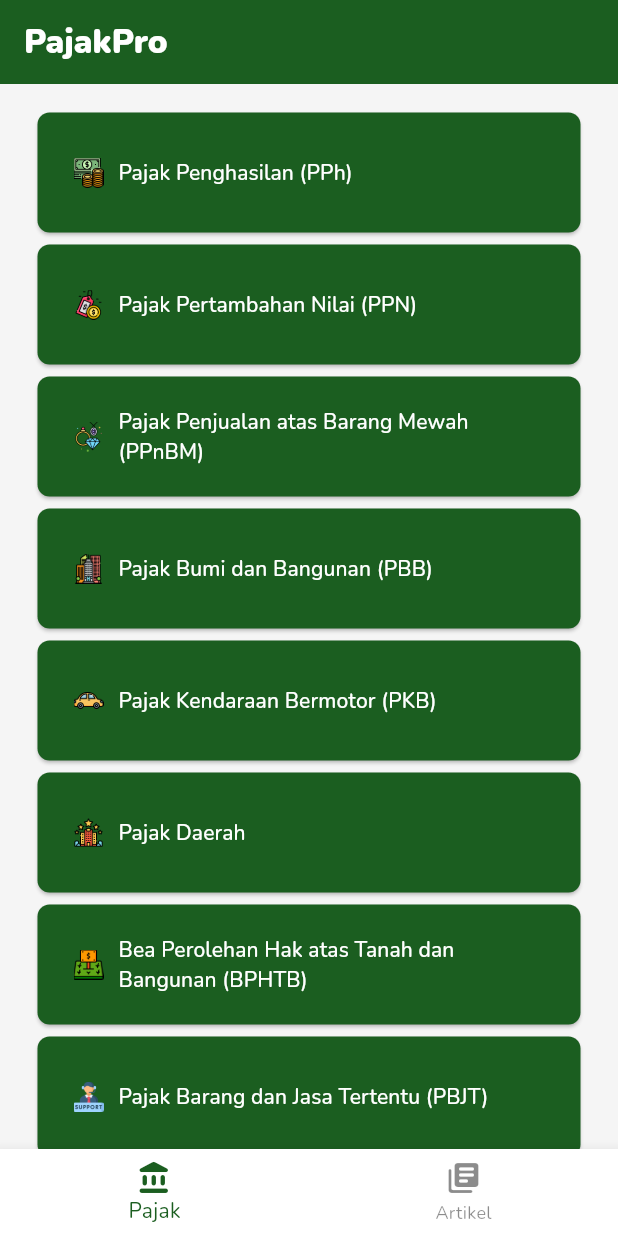
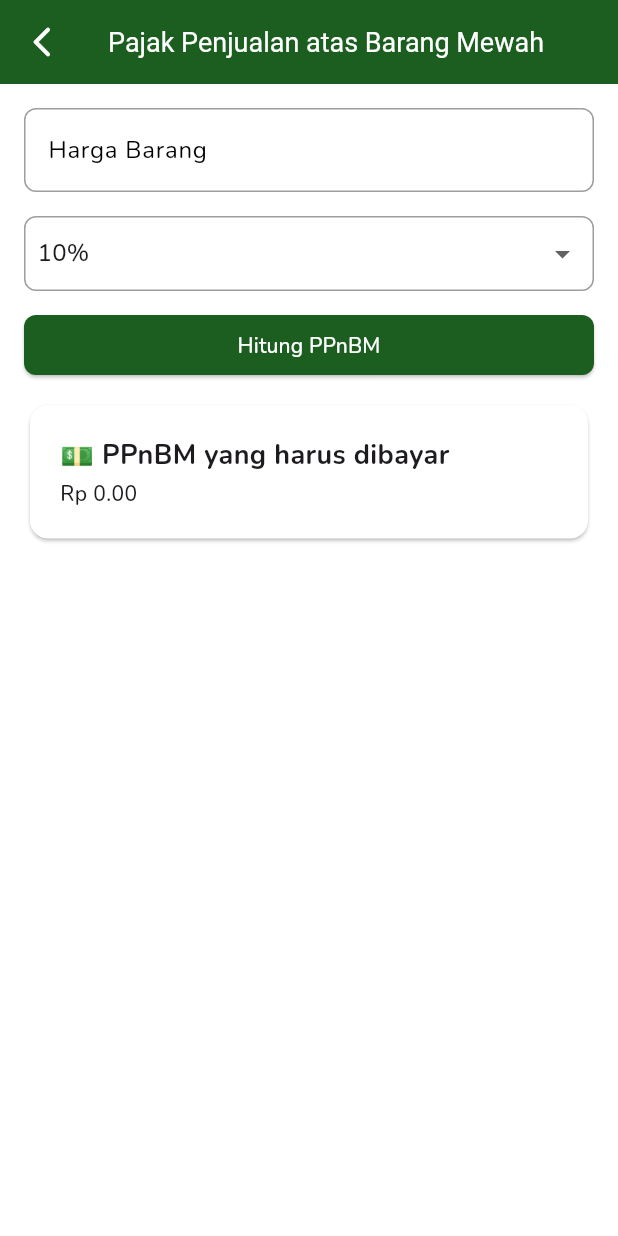
Before and after one commit to muuri19/PajakPro, a Flutter app: the screen it shows after launch, after a tap on "Pajak Penjualan atas Barang Mewah (PPnBM", on a phone screen of 412 x 824 dp. Run offline on Flutter 3.47's test engine with Material 3 defaults, Android fonts, the phone set to English and light mode, and no system bars; our stand-ins replace cached_network_image, google_fonts, loading_animation_widget; network calls fail.

Commit message:
add feature: Pajak Penjualan atas Barang Mewah (PPnBM)

```diff
--- /dev/null
+++ b/lib/features/pajak_penjualan_barang_mewah/ui/ppnbm_calculator_page.dart
@@ -0,0 +1,103 @@
+import 'package:flutter/material.dart';
+import 'package:pajakpro/widgets/button_calculate.dart';
+import 'package:pajakpro/widgets/custom_appbar.dart';
+import 'package:pajakpro/widgets/custom_textfield.dart';
+
+class PpnbmCalculatorPage extends StatefulWidget {
+  static const routeName = 'pajak-penjualan-barang-mewah';
+
+  const PpnbmCalculatorPage({super.key});
+  @override
+  _PpnbmCalculatorPageState createState() => _PpnbmCalculatorPageState();
+}
+
+class _PpnbmCalculatorPageState extends State<PpnbmCalculatorPage> {
+  final TextEditingController _hargaController = TextEditingController();
+  double _selectedTarif = 0.1; // Tarif default 10%
+  double _hasilPPnBM = 0;
+
+  // Daftar tarif PPnBM yang mungkin (contoh tarif)
+  final List<double> _tarifList = [0.1, 0.2, 0.3, 0.4];
+
+  void _hitungPPnBM() {
+    double hargaBarang = double.tryParse(_hargaController.text) ?? 0;
+    setState(() {
+      _hasilPPnBM = hargaBarang * _selectedTarif;
+    });
+  }
+
+  @override
+  Widget build(BuildContext context) {
+    return Scaffold(
+      appBar: const CustomAppBar(title: "Pajak Penjualan atas Barang Mewah"),
+      body: Padding(
+        padding: const EdgeInsets.all(16.0),
+        child: Column(
+          children: [
+            CustomTextfield(
+                controller: _hargaController, labelText: "Harga Barang"),
+            const SizedBox(height: 16),
+            Container(
+              decoration: BoxDecoration(
+                border: Border.all(
+                    color: Colors.grey), // Warna border bisa disesuaikan
+                borderRadius: BorderRadius.circular(8),
+              ),
+              child: Padding(
+                padding: const EdgeInsets.symmetric(horizontal: 8),
+                child: DropdownButton<double>(
+                  value: _selectedTarif,
+                  items: _tarifList.map((tarif) {
+                    return DropdownMenuItem<double>(
+                      value: tarif,
+                      child: Text('${(tarif * 100).toStringAsFixed(0)}%'),
+                    );
+                  }).toList(),
+                  onChanged: (value) {
+                    setState(() {
+                      _selectedTarif = value!;
+                    });
+                  },
+                  underline:
+                      const SizedBox(), // Menghilangkan underline default
+                  isExpanded:
+                      true, // Agar DropdownButton menyesuaikan lebar kontainer
+                ),
+              ),
+            ),
+            const SizedBox(height: 16),
+            ButtonCalculate(
+                onPressed: _hitungPPnBM,
+                text: "Hitung PPnBM",
+                color: Colors.green.shade900),
+            const SizedBox(height: 16),
+            Card(
+              child: SizedBox(
+                width: MediaQuery.of(context).size.width,
+                child: Padding(
+                  padding: const EdgeInsets.all(20.0),
+                  child: Column(
+                    crossAxisAlignment: CrossAxisAlignment.start,
+                    children: [
+                      const Text(
+                        "💵 PPnBM yang harus dibayar",
+                        style: TextStyle(
+                            fontWeight: FontWeight.bold, fontSize: 18),
+                      ),
+                      const SizedBox(height: 3),
+                      Text(
+                        "Rp ${_hasilPPnBM.toStringAsFixed(2)}",
+                        style: const TextStyle(
+                            fontSize: 14, fontWeight: FontWeight.w500),
+                      ),
+                    ],
+                  ),
+                ),
+              ),
+            )
+          ],
+        ),
+      ),
+    );
+  }
+}
--- a/lib/main.dart
+++ b/lib/main.dart
@@ -1,6 +1,7 @@
 import 'package:flutter/material.dart';
 import 'package:google_fonts/google_fonts.dart';
 import 'package:pajakpro/features/pajak_penghasilan/ui/pph_calculator_page.dart';
+import 'package:pajakpro/features/pajak_penjualan_barang_mewah/ui/ppnbm_calculator_page.dart';
 import 'package:pajakpro/features/pajak_pertambahan_nilai/ui/ppn_calculator_page.dart';
 import 'package:pajakpro/pages/article_page.dart';
 import 'package:pajakpro/pages/dashboard_page.dart';
@@ -31,7 +32,8 @@ class MyApp extends StatelessWidget {
 
         // Feature
         PphCalculatorPage.routeName: (context) => const PphCalculatorPage(),
-        PpnCalculatorPage.routeName: (context) => const PpnCalculatorPage()
+        PpnCalculatorPage.routeName: (context) => const PpnCalculatorPage(),
+        PpnbmCalculatorPage.routeName: (context) => const PpnbmCalculatorPage(),
       },
     );
   }
--- a/lib/pages/dashboard_page.dart
+++ b/lib/pages/dashboard_page.dart
@@ -1,5 +1,6 @@
 import 'package:flutter/material.dart';
 import 'package:pajakpro/features/pajak_penghasilan/ui/pph_calculator_page.dart';
+import 'package:pajakpro/features/pajak_penjualan_barang_mewah/ui/ppnbm_calculator_page.dart';
 import 'package:pajakpro/features/pajak_pertambahan_nilai/ui/ppn_calculator_page.dart';
 import 'package:pajakpro/widgets/button_menu_dashboard.dart';
 
@@ -41,7 +42,9 @@ class DashboardPage extends StatelessWidget {
               ButtonMenuDashboard(
                 imagePath: 'assets/icons/pajak-penjualan-atas-barang-mewah.png',
                 text: "Pajak Penjualan atas Barang Mewah (PPnBM)",
-                onPressed: () {},
+                onPressed: () {
+                  Navigator.pushNamed(context, PpnbmCalculatorPage.routeName);
+                },
               ),
               ButtonMenuDashboard(
                 imagePath: 'assets/icons/pajak-bumi-dan-bangunan.png',
--- /dev/null
+++ b/lib/widgets/custom_appbar.dart
@@ -0,0 +1,30 @@
+import 'package:flutter/material.dart';
+
+class CustomAppBar extends StatelessWidget implements PreferredSizeWidget {
+  final String title;
+
+  const CustomAppBar({
+    super.key,
+    required this.title,
+  });
+  @override
+  Widget build(BuildContext context) {
+    return AppBar(
+      title: Text(title),
+      backgroundColor: Colors.green.shade900,
+      titleTextStyle: const TextStyle(color: Colors.white, fontSize: 18),
+      centerTitle: true,
+      leading: GestureDetector(
+          onTap: () {
+            Navigator.pop(context);
+          },
+          child: const Icon(
+            Icons.arrow_back_ios_new_rounded,
+            color: Colors.white,
+          )),
+    );
+  }
+
+  @override
+  Size get preferredSize => const Size.fromHeight(kToolbarHeight);
+}
```
Also changed, not shown: lib/features/pajak_penghasilan/ui/pph_calculator_page.dart (+2 -16 lines), lib/features/pajak_pertambahan_nilai/ui/ppn_calculator_page.dart (+5 -19 lines).
